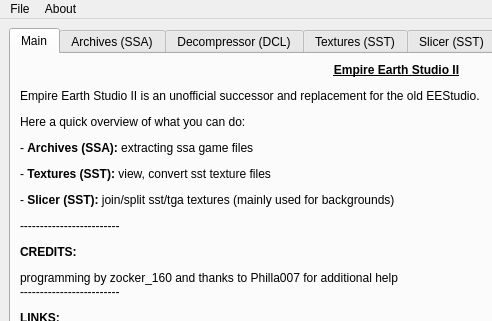
Above: src/ui/ui/mainWindow.ui from EE-modders/Empire-Earth-Studio-2 before the change; both pictures show x 0 to 492 and y 0 to 321 of the 793 by 633 pixel window. Below: the same form after it.
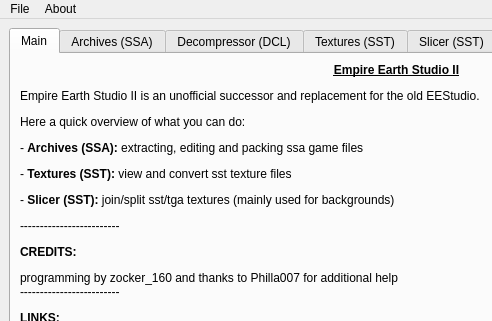
That is the form after the change. The open tabs and pages were chosen to show the change. Icons and pictures are not drawn. Custom widgets are drawn as their Qt base class.

Commit message: update description in main tab

What changed in the file:
```diff
--- a/src/ui/ui/mainWindow.ui
+++ b/src/ui/ui/mainWindow.ui
@@ -80,7 +80,7 @@
         <item>
          <widget class="QLabel" name="main_description">
           <property name="text">
-           <string>&lt;html&gt;&lt;head/&gt;&lt;body&gt;&lt;p align=&quot;center&quot;&gt;&lt;span style=&quot; font-weight:600; text-decoration: underline;&quot;&gt;Empire Earth Studio II&lt;/span&gt;&lt;/p&gt;&lt;p&gt;Empire Earth Studio II is an unofficial successor and replacement for the old EEStudio.&lt;/p&gt;&lt;p&gt;Here a quick overview of what you can do:&lt;/p&gt;&lt;p&gt;- &lt;span style=&quot; font-weight:600;&quot;&gt;Archives (SSA):&lt;/span&gt; extracting ssa game files&lt;/p&gt;&lt;p&gt;- &lt;span style=&quot; font-weight:600;&quot;&gt;Textures (SST):&lt;/span&gt; view, convert sst texture files&lt;/p&gt;&lt;p&gt;- &lt;span style=&quot; font-weight:600;&quot;&gt;Slicer (SST):&lt;/span&gt; join/split sst/tga textures (mainly used for backgrounds)&lt;/p&gt;&lt;p&gt;-------------------------&lt;/p&gt;&lt;p&gt;&lt;span style=&quot; font-weight:600;&quot;&gt;CREDITS:&lt;/span&gt;&lt;/p&gt;&lt;p&gt;programming by zocker_160 and thanks to Philla007 for additional help&lt;br/&gt;-------------------------&lt;/p&gt;&lt;p&gt;&lt;span style=&quot; font-weight:600;&quot;&gt;LINKS:&lt;/span&gt;&lt;/p&gt;&lt;p&gt;- join our Discord server: &lt;a href=&quot;https://discord.gg/BjUXbFB&quot;&gt;&lt;span style=&quot; text-decoration: underline; color:#2980b9;&quot;&gt;https://discord.gg/BjUXbFB&lt;/span&gt;&lt;/a&gt;&lt;/p&gt;&lt;p&gt;- our GitHub page: &lt;a href=&quot;https://github.com/EE-modders&quot;&gt;&lt;span style=&quot; text-decoration: underline; color:#2980b9;&quot;&gt;https://github.com/EE-modders&lt;/span&gt;&lt;/a&gt;&lt;/p&gt;&lt;p&gt;- report an issue: &lt;a href=&quot;https://github.com/EE-modders/Empire-Earth-Studio-2/issues&quot;&gt;&lt;span style=&quot; text-decoration: underline; color:#2980b9;&quot;&gt;https://github.com/EE-modders/Empire-Earth-Studio-2/issues&lt;/span&gt;&lt;/a&gt;&lt;br/&gt;&lt;/p&gt;&lt;/body&gt;&lt;/html&gt;</string>
+           <string>&lt;html&gt;&lt;head/&gt;&lt;body&gt;&lt;p align=&quot;center&quot;&gt;&lt;span style=&quot; font-weight:600; text-decoration: underline;&quot;&gt;Empire Earth Studio II&lt;/span&gt;&lt;/p&gt;&lt;p&gt;Empire Earth Studio II is an unofficial successor and replacement for the old EEStudio.&lt;/p&gt;&lt;p&gt;Here a quick overview of what you can do:&lt;/p&gt;&lt;p&gt;- &lt;span style=&quot; font-weight:600;&quot;&gt;Archives (SSA):&lt;/span&gt; extracting, editing and packing ssa game files&lt;/p&gt;&lt;p&gt;- &lt;span style=&quot; font-weight:600;&quot;&gt;Textures (SST):&lt;/span&gt; view and convert sst texture files&lt;/p&gt;&lt;p&gt;- &lt;span style=&quot; font-weight:600;&quot;&gt;Slicer (SST):&lt;/span&gt; join/split sst/tga textures (mainly used for backgrounds)&lt;/p&gt;&lt;p&gt;-------------------------&lt;/p&gt;&lt;p&gt;&lt;span style=&quot; font-weight:600;&quot;&gt;CREDITS:&lt;/span&gt;&lt;/p&gt;&lt;p&gt;programming by zocker_160 and thanks to Philla007 for additional help&lt;br/&gt;-------------------------&lt;/p&gt;&lt;p&gt;&lt;span style=&quot; font-weight:600;&quot;&gt;LINKS:&lt;/span&gt;&lt;/p&gt;&lt;p&gt;- join our Discord server: &lt;a href=&quot;https://discord.gg/BjUXbFB&quot;&gt;&lt;span style=&quot; text-decoration: underline; color:#2980b9;&quot;&gt;https://discord.gg/BjUXbFB&lt;/span&gt;&lt;/a&gt;&lt;/p&gt;&lt;p&gt;- our GitHub page: &lt;a href=&quot;https://github.com/EE-modders&quot;&gt;&lt;span style=&quot; text-decoration: underline; color:#2980b9;&quot;&gt;https://github.com/EE-modders&lt;/span&gt;&lt;/a&gt;&lt;/p&gt;&lt;p&gt;- report an issue: &lt;a href=&quot;https://github.com/EE-modders/Empire-Earth-Studio-2/issues&quot;&gt;&lt;span style=&quot; text-decoration: underline; color:#2980b9;&quot;&gt;https://github.com/EE-modders/Empire-Earth-Studio-2/issues&lt;/span&gt;&lt;/a&gt;&lt;br/&gt;&lt;/p&gt;&lt;/body&gt;&lt;/html&gt;</string>
           </property>
           <property name="alignment">
            <set>Qt::AlignLeading|Qt::AlignLeft|Qt::AlignTop</set>
```
Left out of the diff: 4 changed lines with no effect on the pictures. The commit also changes 1 other file.
